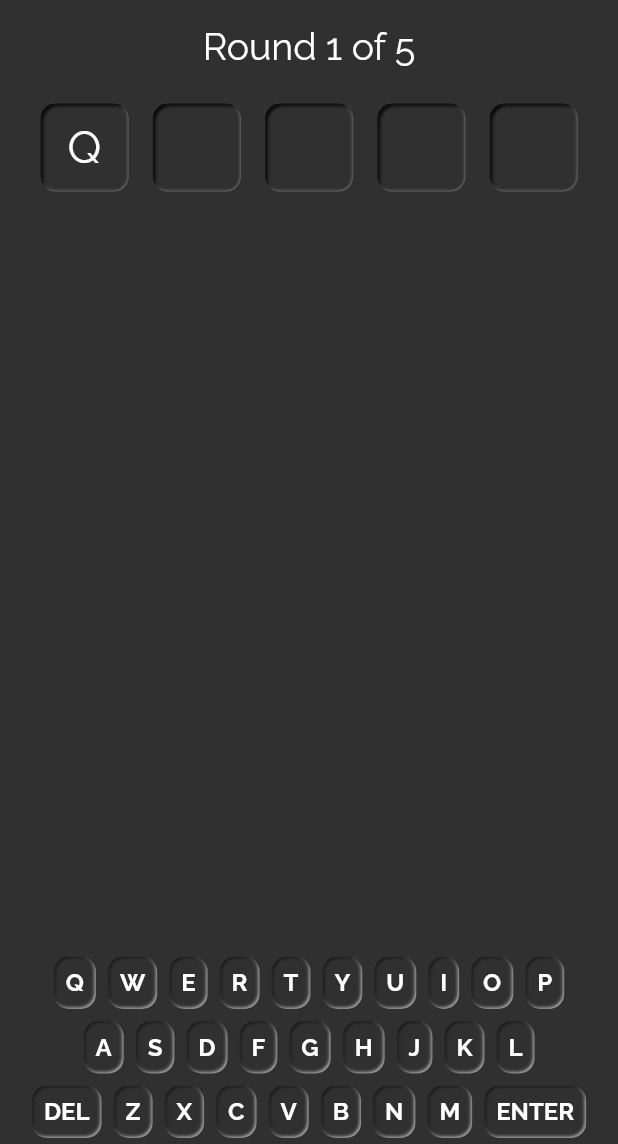
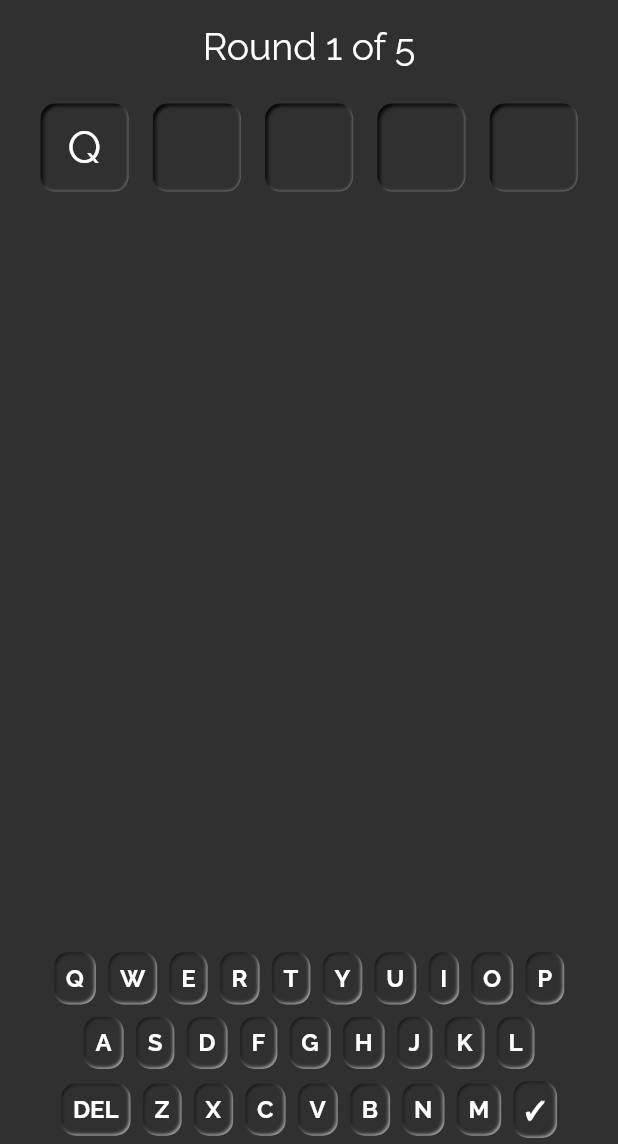
Before and after one commit to pawelwiklo/guess-the-word, a Flutter app: the screen it shows after launch, after a tap on an icon or button, on a phone screen of 412 x 824 dp, the part 92-1236 px from its top. Run offline on Flutter 3.47's test engine with Material 2 defaults, Android fonts, the light colour scheme and no system bars; our stand-ins replace flutter_inset_box_shadow, google_fonts.

Commit message:
Changes in error message padding margin and width

```diff
--- a/lib/models/keyboard_key.dart
+++ b/lib/models/keyboard_key.dart
@@ -4,7 +4,7 @@ import 'package:wordle_neumorphism/constraints.dart';
 List<List<String>> keyboardLetters = [
   ['Q', 'W', 'E', 'R', 'T', 'Y', 'U', 'I', 'O', 'P'],
   ['A', 'S', 'D', 'F', 'G', 'H', 'J', 'K', 'L'],
-  ['DEL', 'Z', 'X', 'C', 'V', 'B', 'N', 'M', 'ENTER'],
+  ['DEL', 'Z', 'X', 'C', 'V', 'B', 'N', 'M', '✓'],
 ];
 
 enum KeyState {
--- a/lib/providers/game_provider.dart
+++ b/lib/providers/game_provider.dart
@@ -40,7 +40,7 @@ class GameProvider extends ChangeNotifier {
       notifyListeners();
       return;
     }
-    if (letter == 'ENTER') {
+    if (letter == '✓') {
       if (canAddLetter()) return;
       if (!isWord()) {
         wordNotInDictionary = true;
--- a/lib/screens/GameScreen/components/error_message.dart
+++ b/lib/screens/GameScreen/components/error_message.dart
@@ -14,8 +14,9 @@ class ErrorMessage extends StatelessWidget {
       opacity: visible ? 1.0 : 0.0,
       duration: defaultDuration,
       child: Container(
-        margin: const EdgeInsets.all(defaultPadding / 2),
-        padding: const EdgeInsets.all(defaultPadding * 2),
+        width: MediaQuery.of(context).size.width / 1.4,
+        margin: const EdgeInsets.all(defaultPadding),
+        padding: const EdgeInsets.all(defaultPadding),
         decoration: BoxDecoration(
           borderRadius: BorderRadius.circular(10),
           color: Theme.of(context).scaffoldBackgroundColor,
@@ -32,8 +33,8 @@ class ErrorMessage extends StatelessWidget {
             ),
           ],
         ),
-        child: const SizedBox(
-          child: Center(
+        child: const Center(
+          child: FittedBox(
             child: Text(
               "Word not in dictionary",
               style: TextStyle(fontSize: 30, fontWeight: FontWeight.w400),
```
